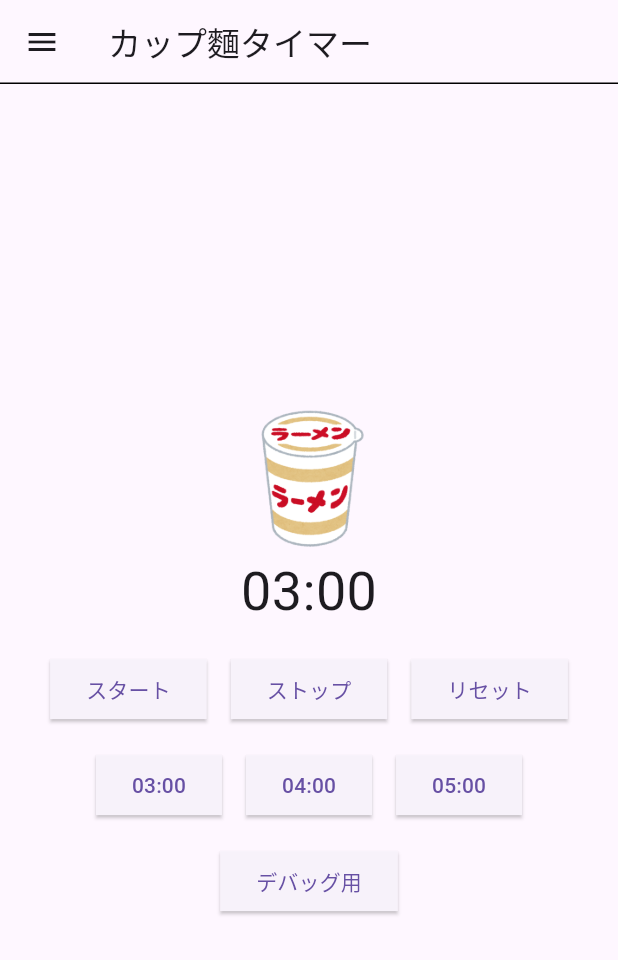
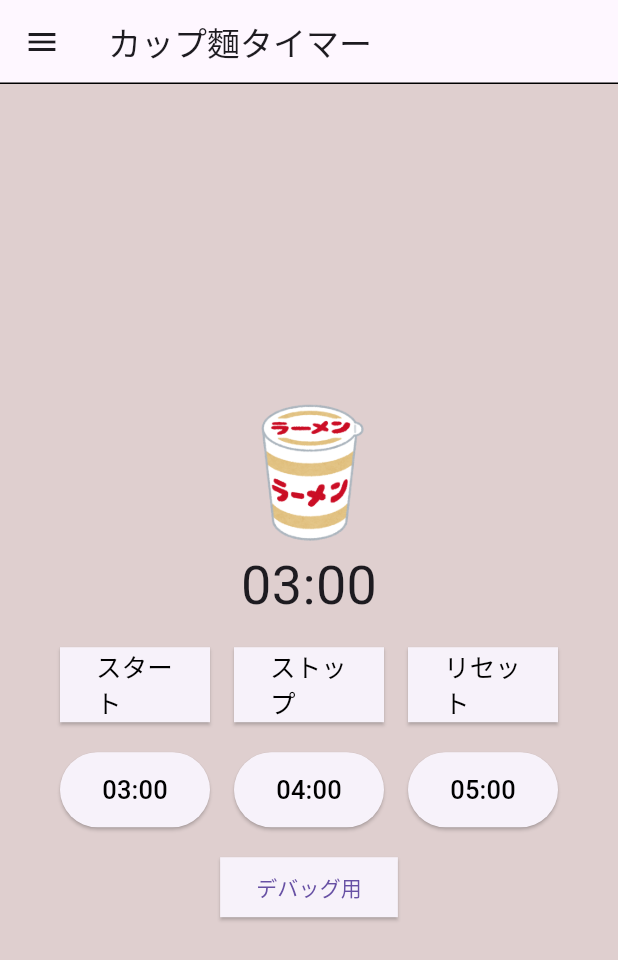
Before and after one commit to kd1355468/cookingtimer, a Flutter app: the screen it shows after launch, on a phone screen of 412 x 824 dp. Shown: the top 960 px of the screen. Run offline on Flutter 3.47's test engine with Material 3 defaults, Android fonts, the phone set to English and light mode, and no system bars.

Commit message:
7回目コミットプロジェクト

```diff
--- a/cookingtimer/lib/main.dart
+++ b/cookingtimer/lib/main.dart
@@ -111,6 +111,7 @@ class _CookingTimerState extends State<CookingTimer> {
   @override
   Widget build(BuildContext context) {
     return Scaffold(
+      backgroundColor: const Color.fromARGB(255, 223, 207, 207),
       appBar: AppBar(
         title: Text(_timerTitle),
         shape: Border(bottom: BorderSide(width: 1.0)),
@@ -175,6 +176,16 @@ class _CookingTimerState extends State<CookingTimer> {
                 });
               },
             ),
+
+            ListTile(
+              title: Text("閉じる"),
+              leading: Icon(Icons.close),
+              onTap: (){
+                setState(() {
+                  Navigator.pop(context);
+                });
+              },
+            ),
           ],
         ),
       ),
@@ -223,11 +234,19 @@ class _CookingTimerState extends State<CookingTimer> {
                     startTimer();
                   },
                   style: ElevatedButton.styleFrom(
+                    fixedSize: Size(100, 50),
                     shape: RoundedRectangleBorder(
                       borderRadius: BorderRadius.circular(0)
                     )
                   ),
-                  child: Text("スタート")
+
+                  child: Text(
+                    "スタート",
+                    style: TextStyle(
+                      fontSize: 17,
+                      color: Colors.black,
+                    ),
+                  )
                 ),
                 SizedBox(width: 16,),
                 ElevatedButton(
@@ -235,11 +254,19 @@ class _CookingTimerState extends State<CookingTimer> {
                     stopTimer();
                   },
                   style: ElevatedButton.styleFrom(
+                    fixedSize: Size(100, 50),
                     shape: RoundedRectangleBorder(
                       borderRadius: BorderRadius.circular(0)
                     )
                   ),
-                  child: Text("ストップ"),
+
+                  child: Text(
+                    "ストップ",
+                    style: TextStyle(
+                      fontSize: 17,
+                      color: Colors.black,
+                    ),
+                  ),
                 ),
                 SizedBox(width: 16,),
                 ElevatedButton(
@@ -247,17 +274,25 @@ class _CookingTimerState extends State<CookingTimer> {
                     resetTimer();
                   },
                   style: ElevatedButton.styleFrom(
+                    fixedSize: Size(100, 50),
                     shape: RoundedRectangleBorder(
                       borderRadius: BorderRadius.circular(0)
                     )
                   ),
-                  child: Text("リセット")
+
+                  child: Text(
+                    "リセット",
+                    style: TextStyle(
+                      fontSize: 17,
+                       color: Colors.black,
+                    ),
+                  )
                 ),
               ],
             ),
 
             //ボタン(時間設定)
-            SizedBox(height: 16,),
+            SizedBox(height: 20,),
             if(_timerMode == 'Ramen')...{
               Row(
                 mainAxisAlignment: MainAxisAlignment.center,
@@ -273,11 +308,17 @@ class _CookingTimerState extends State<CookingTimer> {
                       });
                     },
                     style: ElevatedButton.styleFrom(
-                      shape: RoundedRectangleBorder(
-                        borderRadius: BorderRadius.circular(0)
-                      )
+                      fixedSize: Size(100, 50),
+
                     ),
-                    child: Text("03:00")
+
+                    child: Text(
+                      "03:00",
+                      style: TextStyle(
+                        fontSize: 17,
+                         color: Colors.black,
+                      ),
+                    )
                   ),
                   SizedBox(width: 16,),
                   ElevatedButton(
@@ -290,11 +331,17 @@ class _CookingTimerState extends State<CookingTimer> {
                       });
                     },
                     style: ElevatedButton.styleFrom(
-                      shape: RoundedRectangleBorder(
-                        borderRadius: BorderRadius.circular(0)
-                      )
+                      fixedSize: Size(100, 50),
+
                     ),
-                    child: Text("04:00")
+
+                    child: Text(
+                      "04:00",
+                      style: TextStyle(
+                        fontSize: 17,
+                         color: Colors.black,
+                      ),
+                    )
                   ),
                   SizedBox(width: 16,),
                   ElevatedButton(
@@ -307,11 +354,17 @@ class _CookingTimerState extends State<CookingTimer> {
                       });
                     },
                     style: ElevatedButton.styleFrom(
-                      shape: RoundedRectangleBorder(
-                        borderRadius: BorderRadius.circular(0)
-                      )
+                      fixedSize: Size(100, 50),
+
                     ),
-                    child: Text("05:00")
+
+                    child: Text(
+                      "05:00",
+                      style: TextStyle(
+                        fontSize: 17,
+                         color: Colors.black,
+                      ),
+                    )
                   ),
                 ],
               ),
@@ -330,11 +383,16 @@ class _CookingTimerState extends State<CookingTimer> {
                       });
                     },
                     style: ElevatedButton.styleFrom(
-                      shape: RoundedRectangleBorder(
-                        borderRadius: BorderRadius.circular(0)
-                      )
+                      fixedSize: Size(100, 50),
                     ),
-                   child: Text("半生")
+
+                    child: Text(
+                      "半生",
+                      style: TextStyle(
+                        fontSize: 17,
+                        color: Colors.black,
+                      ),
+                    )
                   ),
                   SizedBox(width: 16,),
                   ElevatedButton(
@@ -347,11 +405,16 @@ class _CookingTimerState extends State<CookingTimer> {
                       });
                     },
                     style: ElevatedButton.styleFrom(
-                      shape: RoundedRectangleBorder(
-                        borderRadius: BorderRadius.circular(0)
-                      )
+                      fixedSize: Size(100, 50),
                     ),
-                    child: Text("半熟")
+
+                    child: Text(
+                      "半熟",
+                      style: TextStyle(
+                        fontSize: 17,
+                        color: Colors.black,
+                      ),
+                    )
                   ),
                   SizedBox(width: 16,),
                   ElevatedButton(
@@ -364,11 +427,16 @@ class _CookingTimerState extends State<CookingTimer> {
                       });
                     },
                     style: ElevatedButton.styleFrom(
-                      shape: RoundedRectangleBorder(
-                        borderRadius: BorderRadius.circular(0)
-                      )
+                      fixedSize: Size(100, 50),
                     ),
-                    child: Text("固ゆで")
+
+                    child: Text(
+                      "固ゆで",
+                      style: TextStyle(
+                        fontSize: 17,
+                        color: Colors.black,
+                      ),
+                    )
                   ),
                 ],
               ),
@@ -386,11 +454,16 @@ class _CookingTimerState extends State<CookingTimer> {
                       });
                     },
                     style: ElevatedButton.styleFrom(
-                      shape: RoundedRectangleBorder(
-                        borderRadius: BorderRadius.circular(0)
-                      )
+                      fixedSize: Size(100, 50),
                     ),
-                   child: Text("葉野菜")
+
+                    child: Text(
+                      "葉野菜",
+                      style: TextStyle(
+                        fontSize: 17,
+                        color: Colors.black,
+                      ),
+                    )
                   ),
                   SizedBox(width: 16,),
                   ElevatedButton(
@@ -402,11 +475,16 @@ class _CookingTimerState extends State<CookingTimer> {
                       });
                     },
                     style: ElevatedButton.styleFrom(
-                      shape: RoundedRectangleBorder(
-                        borderRadius: BorderRadius.circular(0)
-                      )
+                      fixedSize: Size(100, 50),
                     ),
-                    child: Text("根菜類")
+
+                    child: Text(
+                      "根菜類",
+                      style: TextStyle(
+                        fontSize: 17,
+                        color: Colors.black,
+                      ),
+                    )
                   ),
                   SizedBox(width: 16,),
                   ElevatedButton(
@@ -418,11 +496,16 @@ class _CookingTimerState extends State<CookingTimer> {
                       });
                     },
                     style: ElevatedButton.styleFrom(
-                      shape: RoundedRectangleBorder(
-                        borderRadius: BorderRadius.circular(0)
-                      )
+                      fixedSize: Size(100, 50),
                     ),
-                    child: Text("イモ類")
+
+                    child: Text(
+                      "イモ類",
+                      style: TextStyle(
+                        fontSize: 17,
+                        color: Colors.black,
+                      ),
+                    )
                   ),
                 ],
               ),
```
